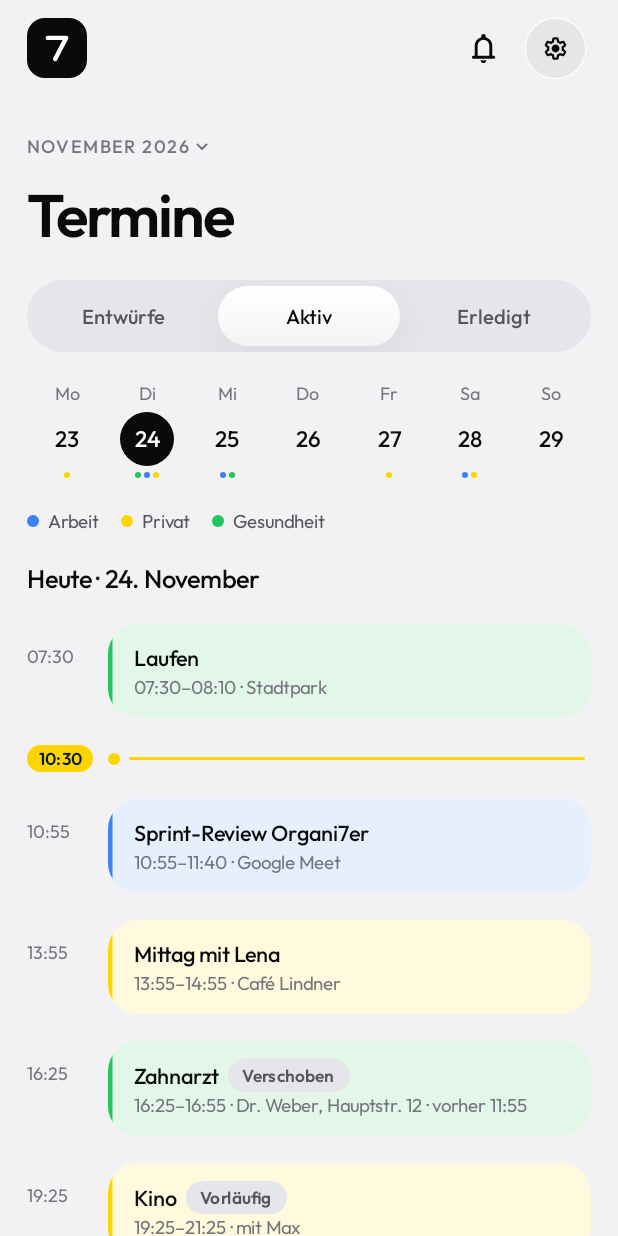
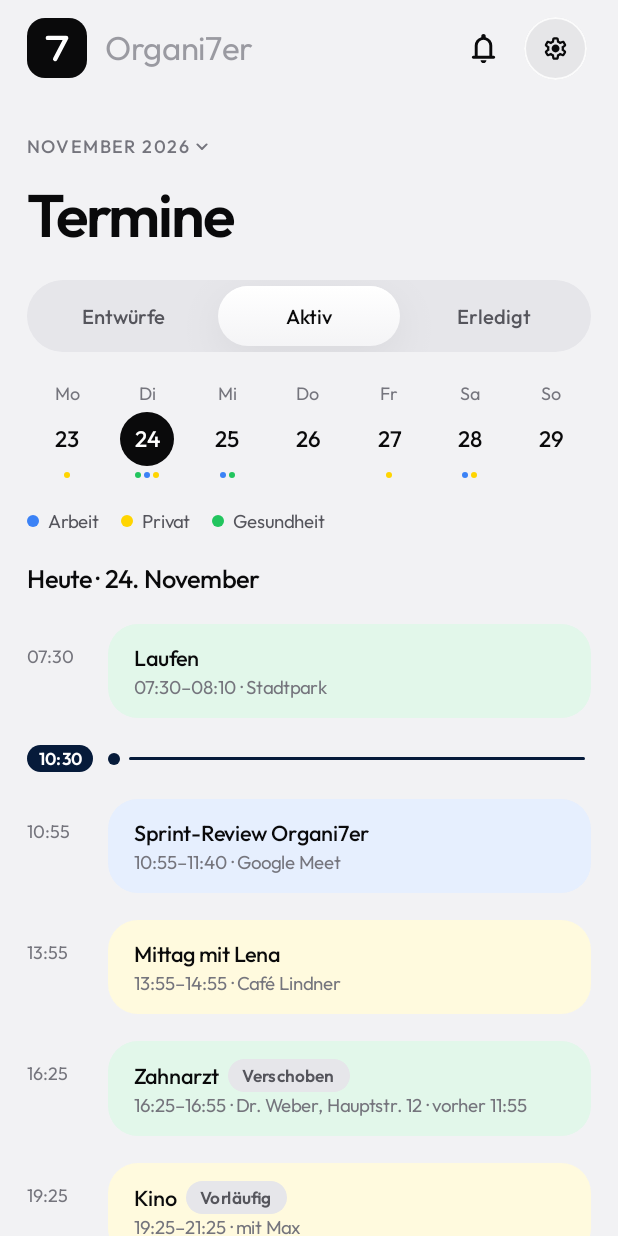
Before and after one commit to Paulito12209/organi7er-android, an Android app built with Jetpack Compose: the composable CalendarScreen shown on its own in the app's theme, on a phone screen of 412 x 824 dp. Run offline under Robolectric (Android 15) with nearby library versions, the phone set to English and light mode, and no system bars; our stand-ins replace Dagger/Hilt's generated code, Room's generated code; libraries missing offline, so code that uses them is left out: dev.chrisbanes.haze; pictures from the network do not load.

Commit message:
Feinschliff: App-Name im Kopf, Menü ohne ×, Termine ohne Farbstreifen, Jetzt-Linie Navy
- Kopf: dezentes „Organi7er“ neben dem Logo
- Menü: Schließen-Knopf entfernt, Einstellungsfläche oben links und rechts abgerundet
- Termine: kein farbiger linker Rand mehr; Jetzt-Linie hell Navy/weiß, dunkel hellblau/navy
- Neuer Eintrag: Knöpfe und Bogen-Text 8 dp weiter vom ×; × geöffnet hell schwarz, dunkel weiß

Co-Authored-By: Claude Opus 5.5 <noreply@anthropic.com>

```diff
--- a/app/src/main/java/app/organi7er/core/designsystem/components/Cards.kt
+++ b/app/src/main/java/app/organi7er/core/designsystem/components/Cards.kt
@@ -264,7 +264,6 @@ fun CalendarEventItem(
             .heightIn(min = 56.dp)
             .clip(OrganiShapes.medium)
             .background(tint)
-            .drawBehind { drawRect(color, size = Size(3.dp.toPx(), size.height)) }
             .clickable(onClick = onClick)
             .padding(start = 17.dp, end = 14.dp, top = 12.dp, bottom = 12.dp),
         verticalAlignment = Alignment.CenterVertically,
--- a/app/src/main/java/app/organi7er/core/designsystem/components/Controls.kt
+++ b/app/src/main/java/app/organi7er/core/designsystem/components/Controls.kt
@@ -441,16 +441,19 @@ fun Legend(items: List<Pair<String, Color>>, modifier: Modifier = Modifier) {
 @Composable
 fun NowLine(time: String, modifier: Modifier = Modifier) {
     val c = OrganiTheme.colors
+    // Hell: Navy mit weißer Zeit; dunkel: das helle Gegenstück (sehr helles Blau) mit dunkler Zeit.
+    val line = if (c.isDark) app.organi7er.core.designsystem.Primitives.Blue100 else app.organi7er.core.designsystem.Primitives.Navy900
+    val onLine = if (c.isDark) app.organi7er.core.designsystem.Primitives.Navy900 else Color.White
     Row(
         modifier.fillMaxWidth().semantics(mergeDescendants = true) { contentDescription = "Jetzt, $time" },
         verticalAlignment = Alignment.CenterVertically,
         horizontalArrangement = Arrangement.spacedBy(10.dp),
     ) {
-        Box(Modifier.width(44.dp).clip(OrganiShapes.pill).background(c.accent).padding(vertical = 2.dp), contentAlignment = Alignment.Center) {
-            Text(time, style = OrganiTheme.type.tag, color = c.onAccent, textAlign = TextAlign.Center)
+        Box(Modifier.width(44.dp).clip(OrganiShapes.pill).background(line).padding(vertical = 2.dp), contentAlignment = Alignment.Center) {
+            Text(time, style = OrganiTheme.type.tag, color = onLine, textAlign = TextAlign.Center)
         }
-        Box(Modifier.size(8.dp).clip(OrganiShapes.circle).background(c.accent))
-        Box(Modifier.weight(1f).height(2.dp).offset(x = (-4).dp).clip(OrganiShapes.pill).background(c.accent))
+        Box(Modifier.size(8.dp).clip(OrganiShapes.circle).background(line))
+        Box(Modifier.weight(1f).height(2.dp).offset(x = (-4).dp).clip(OrganiShapes.pill).background(line))
     }
 }
 
--- a/app/src/main/java/app/organi7er/core/designsystem/components/QuickCapture.kt
+++ b/app/src/main/java/app/organi7er/core/designsystem/components/QuickCapture.kt
@@ -48,8 +48,8 @@ import app.organi7er.core.designsystem.OrganiTheme
 import kotlin.math.cos
 import kotlin.math.sin
 
-private val ArcSize = 264.dp
-private val ArcRadius = 160.dp
+private val ArcSize = 288.dp
+private val ArcRadius = 168.dp
 
 /**
  * „Neuer Eintrag“: Bogen über dem Plus-Knopf (Hintergrund unscharf), Aufgabe · Notiz · Termin auf einem Bogen.
@@ -153,7 +153,7 @@ private fun ArcLabel(text: String, color: Color, modifier: Modifier) {
     androidx.compose.foundation.Canvas(modifier.semantics { contentDescription = text }) {
         val cx = size.width - 32.dp.toPx()
         val cy = size.height - 32.dp.toPx()
-        val radius = 206.dp.toPx()
+        val radius = 222.dp.toPx()
         val gap = 3.dp.toPx()
         val glyphs = text.map { measurer.measure(it.toString(), style) }
         val total = glyphs.sumOf { it.size.width.toDouble() + gap } - gap
--- a/app/src/main/java/app/organi7er/core/designsystem/components/TabBar.kt
+++ b/app/src/main/java/app/organi7er/core/designsystem/components/TabBar.kt
@@ -184,6 +184,8 @@ private fun AddButton(open: Boolean, onClick: () -> Unit, hazeState: HazeState?)
         Modifier
             .size(PlusSize)
             .liquidGlass(OrganiShapes.circle, hazeState)
+            // Geöffnet: gefüllt – hell schwarz mit weißem ×, dunkel weiß mit schwarzem ×.
+            .then(if (open) Modifier.background(c.text) else Modifier)
             .clickable(role = Role.Button, onClickLabel = if (open) "Schließen" else "Neuer Eintrag") {
                 haptics.performHapticFeedback(androidx.compose.ui.hapticfeedback.HapticFeedbackType.ContextClick)
                 onClick()
@@ -191,6 +193,6 @@ private fun AddButton(open: Boolean, onClick: () -> Unit, hazeState: HazeState?)
             .semantics { contentDescription = if (open) "Neuer Eintrag schließen" else "Neuer Eintrag" },
         contentAlignment = Alignment.Center,
     ) {
-        MsIcon(Ms.add, null, Modifier.rotate(rotation), tint = c.text, size = 26.dp)
+        MsIcon(Ms.add, null, Modifier.rotate(rotation), tint = if (open) c.bg else c.text, size = 26.dp)
     }
 }
--- a/app/src/main/java/app/organi7er/feature/common/AppHeader.kt
+++ b/app/src/main/java/app/organi7er/feature/common/AppHeader.kt
@@ -67,7 +67,14 @@ fun AppHeader(
         // Obere Zeile: Logo links, Glocke und Profil/Einstellungen rechts.
         Row(Modifier.fillMaxWidth(), verticalAlignment = Alignment.CenterVertically) {
             Logo()
-            Box(Modifier.weight(1f))
+            // App-Name dezent neben dem Logo.
+            Text(
+                "Organi7er",
+                Modifier.padding(start = 12.dp).weight(1f),
+                style = OrganiTheme.type.title.copy(fontSize = 22.sp, fontWeight = androidx.compose.ui.text.font.FontWeight.Normal),
+                color = c.textSoft.copy(alpha = 0.7f),
+                maxLines = 1,
+            )
             Row(horizontalArrangement = Arrangement.spacedBy(Spacing.xs), verticalAlignment = Alignment.CenterVertically, content = actions)
             Box(
                 Modifier
--- a/app/src/main/java/app/organi7er/feature/settings/ProfileHeader.kt
+++ b/app/src/main/java/app/organi7er/feature/settings/ProfileHeader.kt
@@ -106,7 +106,7 @@ fun ProfileHeader(name: String, imagePath: String?, onBack: () -> Unit, onEdit:
                 },
         )
         Row(Modifier.statusBarsPadding().padding(start = startInset).padding(horizontal = 12.dp, vertical = 6.dp).fillMaxWidth(), verticalAlignment = Alignment.CenterVertically) {
-            GlassCircleButton(Ms.close, "Menü schließen", onBack)
+            Box(Modifier.size(48.dp))
             Text(
                 "Organi7er",
                 Modifier.weight(1f).semantics { heading() },
--- a/app/src/main/java/app/organi7er/feature/settings/Settings.kt
+++ b/app/src/main/java/app/organi7er/feature/settings/Settings.kt
@@ -166,7 +166,7 @@ fun SettingsScreen(
             Modifier
                 .padding(start = startInset)
                 .offset(y = (-32).dp)
-                .clip(androidx.compose.foundation.shape.RoundedCornerShape(topStart = 32.dp))
+                .clip(androidx.compose.foundation.shape.RoundedCornerShape(topStart = 32.dp, topEnd = 32.dp))
                 .background(c.bg)
                 .padding(horizontal = Spacing.screen)
                 .padding(top = 28.dp),
```
Also changed, not shown: 2 other files.
